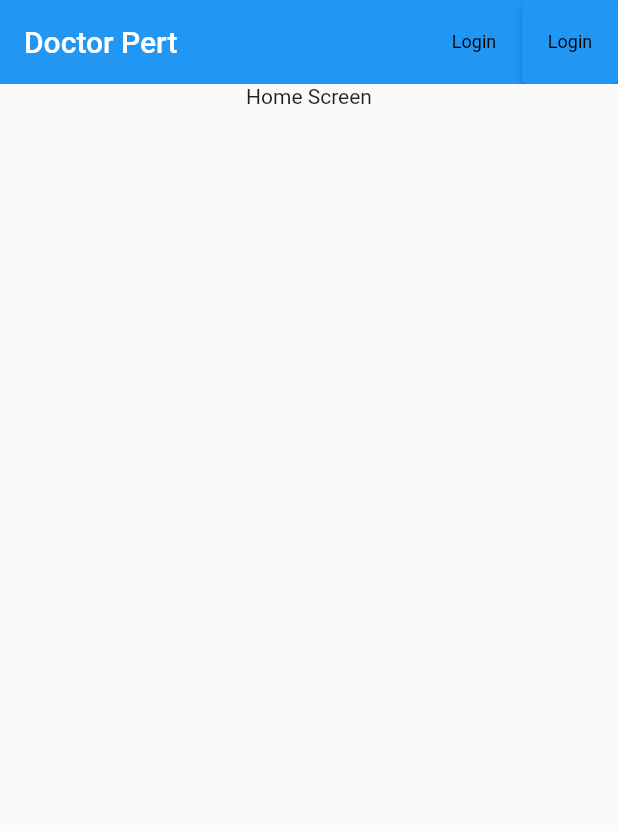
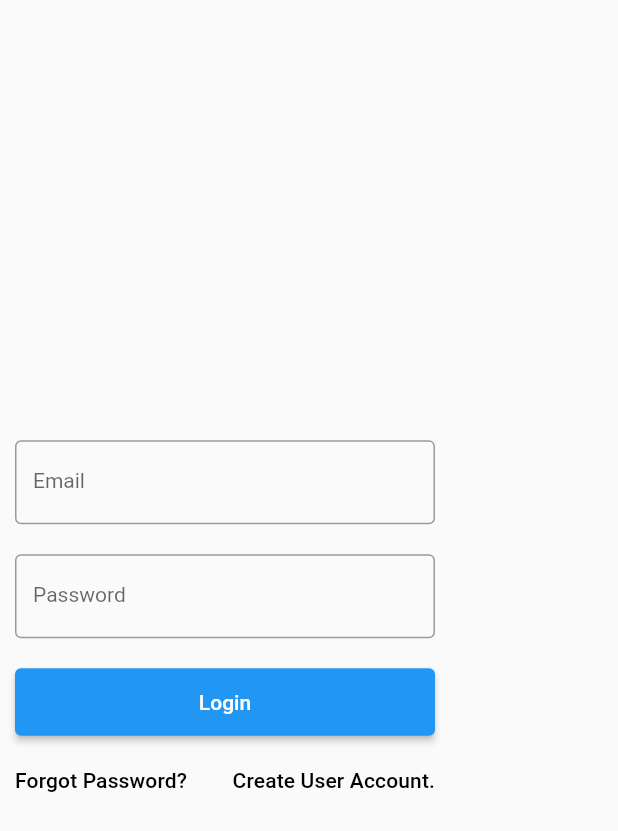
Before and after one commit to iieo/doctor_pert, a Flutter app: the screen it shows after launch, on a phone screen of 412 x 824 dp. Shown: the top 831 px of the screen. Run offline on Flutter 3.47's test engine with Material 2 defaults, Android fonts, the light colour scheme and no system bars; our stand-ins replace cloud_firestore, firebase_auth, firebase_core, go_router; accounts and stored records are empty.

Commit message:
basic functionality

```diff
--- a/lib/main.dart
+++ b/lib/main.dart
@@ -1,3 +1,4 @@
+import 'package:doctor_pert/screens/authentication/login_screen.dart';
 import 'package:doctor_pert/screens/home_screen/home_screen.dart';
 import 'package:firebase_core/firebase_core.dart';
 import 'package:flutter/material.dart';
@@ -7,6 +8,6 @@ void main() {
   Firebase.initializeApp();
 
   runApp(MaterialApp(
-    builder: (context, child) => const HomeScreen(),
+    builder: (context, child) => const Scaffold(body: LoginContainer()),
   ));
 }
--- /dev/null
+++ b/lib/screens/authentication/login_screen.dart
@@ -0,0 +1,207 @@
+import 'package:flutter/material.dart';
+import 'package:firebase_auth/firebase_auth.dart';
+import 'package:go_router/go_router.dart';
+
+import '../../handler/authentication_handler.dart';
+import '../dialog/error_dialog.dart';
+import 'loading_screen.dart';
+
+class LoginContainer extends StatefulWidget {
+  const LoginContainer({super.key});
+
+  @override
+  State<LoginContainer> createState() => _LoginContainer();
+}
+
+class _LoginContainer extends State<LoginContainer> {
+  final double loginWidth = 300;
+
+  final passwordController = TextEditingController();
+  final emailController = TextEditingController();
+  final passwordValidator = GlobalKey<FormState>();
+
+  bool loading = false;
+
+  @override
+  void setState(fn) {
+    if (mounted) {
+      super.setState(fn);
+    }
+  }
+
+  void onEmailVerified(BuildContext context) {
+    GoRouter.of(context).go('/');
+  }
+
+  @override
+  void initState() {
+    super.initState();
+
+    if (FirebaseAuth.instance.currentUser != null) {
+      emailController.text = FirebaseAuth.instance.currentUser!.email!;
+    }
+  }
+
+  void UpdateLoading(bool isLoading) {
+    setState(() {
+      loading = isLoading;
+    });
+  }
+
+  Future<bool> ShowEmailNotVerifiedDialog(BuildContext context) async {
+    await showDialog(
+        context: context,
+        builder: (context) {
+          return AlertDialog(
+            title: const Text("Email not verified"),
+            content: Text(
+                'Please verify your email before logging in. Email was sent to ${emailController.text}'),
+            actions: [
+              TextButton(
+                  onPressed: () {
+                    Navigator.pop(context);
+                  },
+                  child: Text("Dismiss",
+                      style: Theme.of(context).textTheme.labelSmall)),
+              TextButton(
+                  onPressed: () {
+                    FirebaseAuthHandler.resendVerificationEmail();
+                  },
+                  child: Text("Send again",
+                      style: Theme.of(context).textTheme.labelSmall))
+            ],
+          );
+        });
+
+    return true;
+  }
+
+  void _loginUser() async {
+    UpdateLoading(true);
+    try {
+      await FirebaseAuthHandler.tryLogin(
+          emailController.text, passwordController.text);
+    } on FirebaseAuthException catch (e) {
+      showSimpleErrorDialog(
+          context, "Login failed", FirebaseAuthHandler.getFirebaseErrorText(e));
+    } on EmailNotVerifiedException catch (e) {
+      ShowEmailNotVerifiedDialog(context);
+    } catch (e) {
+      print(e);
+      showSimpleErrorDialog(context, "Unkown Error.", "Please try again.");
+    }
+    UpdateLoading(false);
+  }
+
+  @override
+  Widget build(BuildContext context) {
+    return Stack(alignment: Alignment.center, children: [
+      Column(
+        mainAxisAlignment: MainAxisAlignment.center,
+        children: [
+          SizedBox(
+              width: loginWidth,
+              child: Padding(
+                padding: const EdgeInsets.all(10),
+                child: TextFormField(
+                  key: passwordValidator,
+                  controller: emailController,
+                  style: Theme.of(context).textTheme.bodyMedium,
+                  decoration: const InputDecoration(
+                      hoverColor: Colors.black,
+                      border: OutlineInputBorder(),
+                      labelText: 'Email',
+                      hintText: 'Enter valid mail.'),
+                ),
+              )),
+          SizedBox(
+              width: loginWidth,
+              child: Padding(
+                padding: const EdgeInsets.all(10),
+                child: TextField(
+                  style: Theme.of(context).textTheme.bodyMedium,
+                  controller: passwordController,
+                  obscureText: true,
+                  decoration: const InputDecoration(
+                      border: OutlineInputBorder(),
+                      labelText: 'Password',
+                      hintText: 'Enter your password'),
+                ),
+              )),
+          SizedBox(
+              width: loginWidth,
+              height: 65,
+              child: Padding(
+                  padding: const EdgeInsets.all(10),
+                  child: ElevatedButton(
+                    onPressed: _loginUser,
+                    child: const Text('Login'),
+                  ))),
+          SizedBox(
+              width: loginWidth,
+              height: 40,
+              child: Padding(
+                  padding: const EdgeInsets.all(10),
+                  child: Row(
+                      mainAxisAlignment: MainAxisAlignment.spaceBetween,
+                      children: [
+                        InkWell(
+                            child: Text("Forgot Password?",
+                                style: Theme.of(context).textTheme.titleSmall),
+                            onTap: () {
+                              UpdateLoading(true);
+                              FirebaseAuthHandler.forgotPassword(
+                                      emailController.text)
+                                  .then((value) {
+                                showDialog(
+                                    context: context,
+                                    builder: (context) {
+                                      return AlertDialog(
+                                        title: const Text("Password reset"),
+                                        content: Text(
+                                            'Email was sent to ${emailController.text}'),
+                                        actions: [
+                                          TextButton(
+                                            onPressed: () {
+                                              Navigator.pop(context);
+                                            },
+                                            child: const Text("Ok"),
+                                          )
+                                        ],
+                                      );
+                                    });
+                                UpdateLoading(false);
+                              }).onError((error, stackTrace) {
+                                UpdateLoading(false);
+                                if (error is FirebaseAuthException) {
+                                  showSimpleErrorDialog(
+                                      context,
+                                      "Password reset failed",
+                                      FirebaseAuthHandler.getFirebaseErrorText(
+                                          error));
+                                } else {
+                                  showSimpleErrorDialog(context,
+                                      "Unkown Error.", "Please try again.");
+                                }
+                              });
+                            }),
+                        InkWell(
+                            child: Text("Create User Account.",
+                                style: Theme.of(context).textTheme.titleSmall),
+                            onTap: () {
+                              FirebaseAuthHandler.logout();
+                              GoRouter.of(context).go("/signup");
+                            })
+                      ]))),
+        ],
+      ),
+      Builder(builder: (context) {
+        if (loading) {
+          return const LoadingScreen();
+        } else {
+          return const SizedBox.shrink();
+        }
+      })
+    ]);
+  }
+}
```
Also changed, not shown: lib/screens/authentication/loading_screen.dart (added, +21 -0 lines), lib/screens/dialog/error_dialog.dart (added, +26 -0 lines), lib/screens/authentication/sign_up_screen.dart (added).
